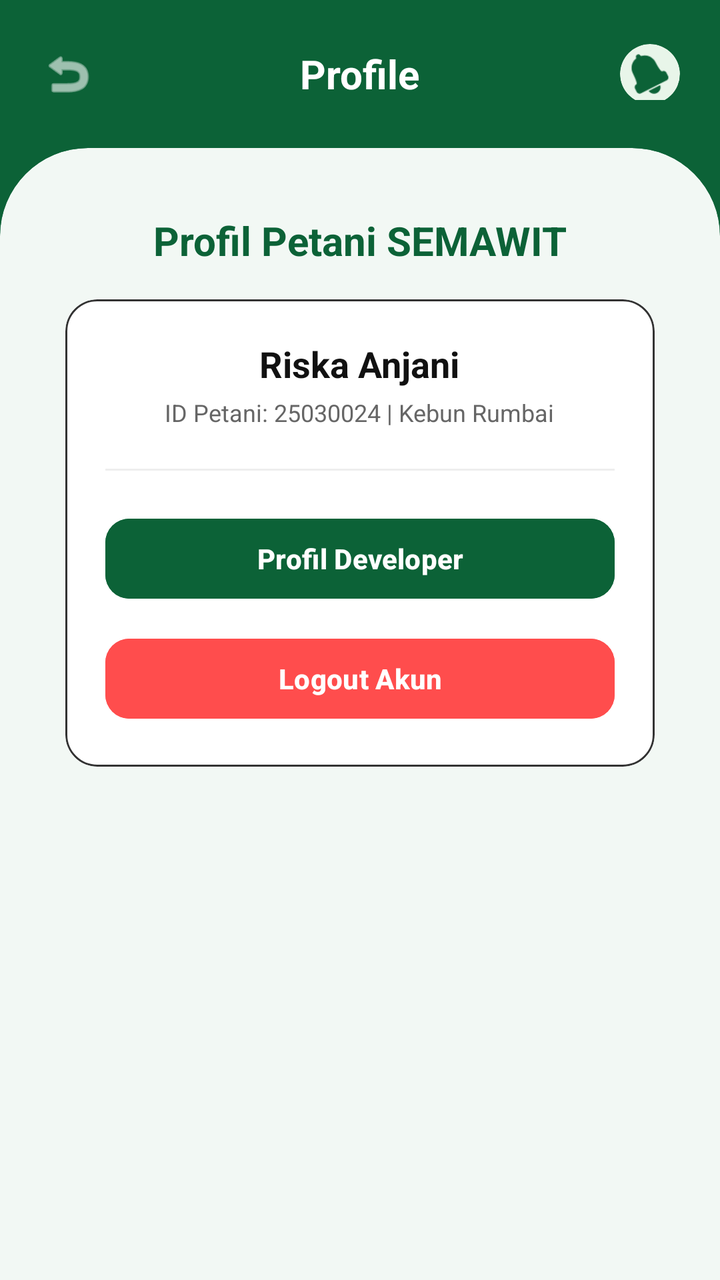
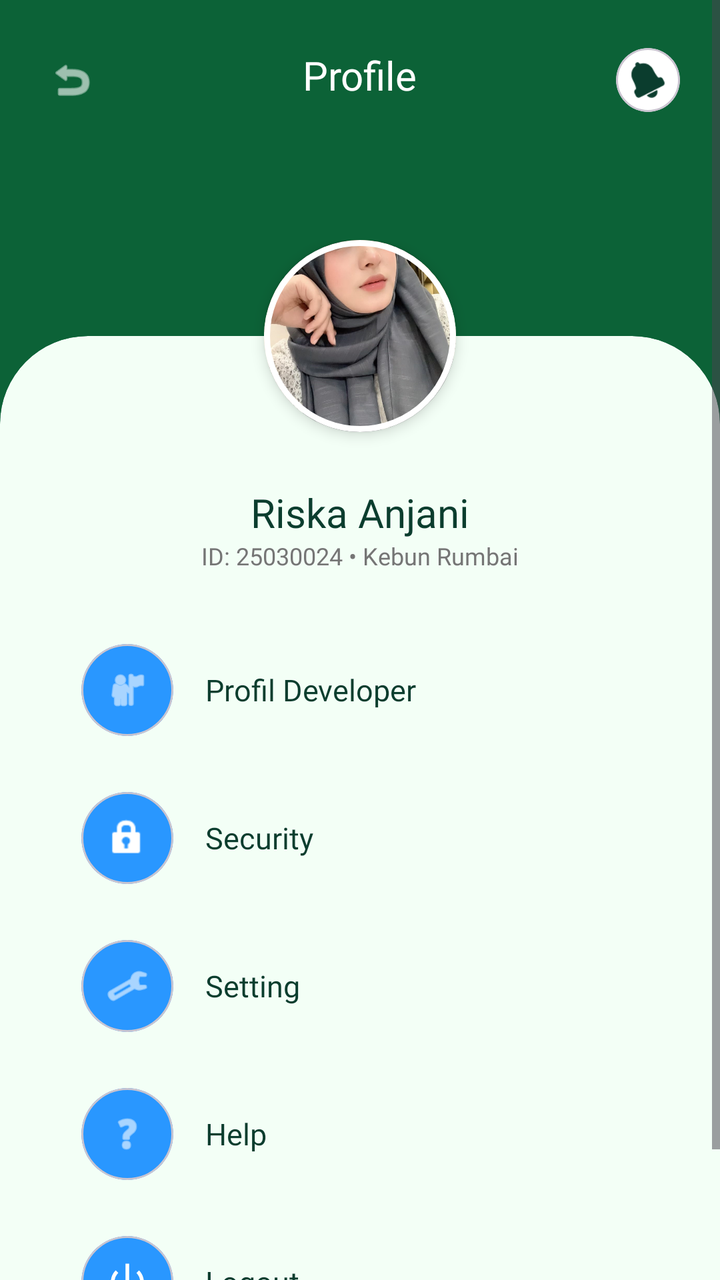

Screens rendered from an Android XML layout before and after an edit, with the pre-edit source and the edit as a unified diff.
<!-- AndroidManifest.xml: application theme Theme.IKABiskuat -->
<!-- res/layout/fragment_profile.xml -->
<?xml version="1.0" encoding="utf-8"?>
<ScrollView xmlns:android="http://schemas.android.com/apk/res/android"
    xmlns:app="http://schemas.android.com/apk/res-auto"
    android:layout_width="match_parent"
    android:layout_height="match_parent"
    android:background="@color/semawit_green"
    android:fillViewport="true">

    <LinearLayout
        android:layout_width="match_parent"
        android:layout_height="wrap_content"
        android:orientation="vertical">

        
        <RelativeLayout
            android:layout_width="match_parent"
            android:layout_height="wrap_content"
            android:paddingHorizontal="20dp"
            android:paddingTop="20dp"
            android:paddingBottom="24dp">

            <ImageView
                android:id="@+id/btnBack"
                android:layout_width="28dp"
                android:layout_height="28dp"
                android:layout_alignParentStart="true"
                android:layout_centerVertical="true"
                android:src="@android:drawable/ic_menu_revert"
                app:tint="@color/white" />

            <TextView
                android:layout_width="wrap_content"
                android:layout_height="wrap_content"
                android:layout_centerInParent="true"
                android:text="Profile"
                android:textColor="@color/white"
                android:textSize="20sp"
                android:textStyle="bold" />

            <com.google.android.material.card.MaterialCardView
                android:id="@+id/btnNotification"
                android:layout_width="30dp"
                android:layout_height="30dp"
                android:layout_alignParentEnd="true"
                android:layout_centerVertical="true"
                app:cardBackgroundColor="#E8F5E9"
                app:cardCornerRadius="19dp"
                app:cardElevation="0dp"
                app:strokeWidth="0dp">

                <ImageView
                    android:layout_width="20dp"
                    android:layout_height="20dp"
                    android:layout_gravity="center"
                    android:contentDescription="Notification"
                    android:scaleType="fitCenter"
                    android:src="@android:drawable/ic_popup_reminder"
                    app:tint="#0C6237" />
            </com.google.android.material.card.MaterialCardView>
        </RelativeLayout>

        
        <com.google.android.material.card.MaterialCardView
            android:layout_width="match_parent"
            android:layout_height="match_parent"
            app:cardBackgroundColor="#F2F8F4"
            app:shapeAppearanceOverlay="@style/ShapeAppearance.TopRounded"
            app:strokeWidth="0dp">

            <LinearLayout
                android:layout_width="match_parent"
                android:layout_height="wrap_content"
                android:orientation="vertical"
                android:padding="20dp">

                
                <TextView
                    android:layout_width="wrap_content"
                    android:layout_height="wrap_content"
                    android:layout_gravity="center_horizontal"
                    android:text="Profil Petani SEMAWIT"
                    android:textColor="#0C6237"
                    android:textSize="20sp"
                    android:textStyle="bold" />

                
                <com.google.android.material.card.MaterialCardView
                    android:layout_width="match_parent"
                    android:layout_height="wrap_content"
                    android:layout_marginTop="16dp"
                    app:cardBackgroundColor="@color/white"
                    app:cardCornerRadius="16dp"
                    app:cardElevation="0dp"
                    app:strokeColor="#333333"
                    app:strokeWidth="1dp">

                    <LinearLayout
                        android:layout_width="match_parent"
                        android:layout_height="wrap_content"
                        android:gravity="center_horizontal"
                        android:orientation="vertical"
                        android:padding="20dp">

                        
                        <TextView
                            android:layout_width="wrap_content"
                            android:layout_height="wrap_content"
                            android:text="Riska Anjani"
                            android:textColor="#111111"
                            android:textSize="18sp"
                            android:textStyle="bold" />

                        
                        <TextView
                            android:layout_width="wrap_content"
                            android:layout_height="wrap_content"
                            android:layout_marginTop="4dp"
                            android:text="ID Petani: 25030024 | Kebun Rumbai"
                            android:textColor="#666666"
                            android:textSize="12sp" />

                        
                        <View
                            android:layout_width="match_parent"
                            android:layout_height="1dp"
                            android:layout_marginVertical="20dp"
                            android:background="#EEEEEE" />

                        
                        <com.google.android.material.button.MaterialButton
                            android:id="@+id/btnProfilDeveloper"
                            android:layout_width="match_parent"
                            android:layout_height="48dp"
                            android:backgroundTint="@color/semawit_btn_green"
                            android:text="Profil Developer"
                            android:textColor="@color/white"
                            android:textSize="14sp"
                            android:textStyle="bold"
                            app:cornerRadius="12dp" />

                        
                        <com.google.android.material.button.MaterialButton
                            android:id="@+id/btnLogoutAkun"
                            android:layout_width="match_parent"
                            android:layout_height="48dp"
                            android:layout_marginTop="12dp"
                            android:backgroundTint="#FF4D4D"
                            android:text="Logout Akun"
                            android:textColor="@color/white"
                            android:textSize="14sp"
                            android:textStyle="bold"
                            app:cornerRadius="12dp" />

                    </LinearLayout>
                </com.google.android.material.card.MaterialCardView>

            </LinearLayout>
        </com.google.android.material.card.MaterialCardView>
    </LinearLayout>
</ScrollView>
<!-- resources referenced by this layout -->
<resources>
  <color name="semawit_btn_green">#0C6237</color>
  <color name="semawit_green">#0C6237</color>
  <color name="white">#FFFFFFFF</color>
  <style name="ShapeAppearance.TopRounded" parent="ShapeAppearance.Material3.Corner.None">
          <item name="cornerSizeTopLeft">44dp</item>
          <item name="cornerSizeTopRight">44dp</item>
          <item name="cornerSizeBottomLeft">0dp</item>
          <item name="cornerSizeBottomRight">0dp</item>
      </style>
  <style name="Theme.IKABiskuat" parent="Base.Theme.IKABiskuat" />
  <style name="Base.Theme.IKABiskuat" parent="Theme.Material3.DayNight.NoActionBar" />
</resources>

<!-- the commit's change to res/layout/fragment_profile.xml (unified diff, before → after) -->
@@ -14,147 +14,285 @@
         
         <RelativeLayout
             android:layout_width="match_parent"
-            android:layout_height="wrap_content"
+            android:layout_height="120dp"
             android:paddingHorizontal="20dp"
-            android:paddingTop="20dp"
-            android:paddingBottom="24dp">
+            android:paddingTop="24dp">
 
             <ImageView
                 android:id="@+id/btnBack"
-                android:layout_width="28dp"
-                android:layout_height="28dp"
+                android:layout_width="32dp"
+                android:layout_height="32dp"
                 android:layout_alignParentStart="true"
-                android:layout_centerVertical="true"
+                android:padding="4dp"
                 android:src="@android:drawable/ic_menu_revert"
                 app:tint="@color/white" />
 
             <TextView
                 android:layout_width="wrap_content"
                 android:layout_height="wrap_content"
-                android:layout_centerInParent="true"
+                android:layout_centerHorizontal="true"
+                android:fontFamily="@font/poppinsbold"
                 android:text="Profile"
                 android:textColor="@color/white"
-                android:textSize="20sp"
-                android:textStyle="bold" />
+                android:textSize="20sp" />
 
             <com.google.android.material.card.MaterialCardView
                 android:id="@+id/btnNotification"
-                android:layout_width="30dp"
-                android:layout_height="30dp"
+                android:layout_width="32dp"
+                android:layout_height="32dp"
                 android:layout_alignParentEnd="true"
-                android:layout_centerVertical="true"
-                app:cardBackgroundColor="#E8F5E9"
-                app:cardCornerRadius="19dp"
-                app:cardElevation="0dp"
-                app:strokeWidth="0dp">
+                app:cardBackgroundColor="@color/white"
+                app:cardCornerRadius="16dp"
+                app:cardElevation="0dp">
 
                 <ImageView
-                    android:layout_width="20dp"
-                    android:layout_height="20dp"
+                    android:layout_width="18dp"
+                    android:layout_height="18dp"
                     android:layout_gravity="center"
-                    android:contentDescription="Notification"
-                    android:scaleType="fitCenter"
                     android:src="@android:drawable/ic_popup_reminder"
-                    app:tint="#0C6237" />
+                    app:tint="@color/text_primary" />
             </com.google.android.material.card.MaterialCardView>
         </RelativeLayout>
 
         
-        <com.google.android.material.card.MaterialCardView
+        <FrameLayout
             android:layout_width="match_parent"
-            android:layout_height="match_parent"
-            app:cardBackgroundColor="#F2F8F4"
-            app:shapeAppearanceOverlay="@style/ShapeAppearance.TopRounded"
-            app:strokeWidth="0dp">
-
-            <LinearLayout
+            android:layout_height="match_parent">
+
+            
+            <com.google.android.material.card.MaterialCardView
                 android:layout_width="match_parent"
-                android:layout_height="wrap_content"
-                android:orientation="vertical"
-                android:padding="20dp">
-
-                
-                <TextView
-                    android:layout_width="wrap_content"
-                    android:layout_height="wrap_content"
-                    android:layout_gravity="center_horizontal"
-                    android:text="Profil Petani SEMAWIT"
-                    android:textColor="#0C6237"
-                    android:textSize="20sp"
-                    android:textStyle="bold" />
-
-                
-                <com.google.android.material.card.MaterialCardView
+                android:layout_height="match_parent"
+                android:layout_marginTop="48dp"
+                app:cardBackgroundColor="@color/surface_base"
+                app:cardElevation="0dp"
+                app:shapeAppearanceOverlay="@style/ShapeAppearance.TopRounded"
+                app:strokeWidth="0dp">
+
+                <LinearLayout
                     android:layout_width="match_parent"
                     android:layout_height="wrap_content"
-                    android:layout_marginTop="16dp"
-                    app:cardBackgroundColor="@color/white"
-                    app:cardCornerRadius="16dp"
-                    app:cardElevation="0dp"
-                    app:strokeColor="#333333"
-                    app:strokeWidth="1dp">
-
-                    <LinearLayout
-                        android:layout_width="match_parent"
-                        android:layout_height="wrap_content"
-                        android:gravity="center_horizontal"
-                        android:orientation="vertical"
-                        android:padding="20dp">
-
-                        
-                        <TextView
-                            android:layout_width="wrap_content"
-                            android:layout_height="wrap_content"
-                            android:text="Riska Anjani"
-                            android:textColor="#111111"
-                            android:textSize="18sp"
-                            android:textStyle="bold" />
-
-                        
-                        <TextView
-                            android:layout_width="wrap_content"
-                            android:layout_height="wrap_content"
-                            android:layout_marginTop="4dp"
-                            android:text="ID Petani: 25030024 | Kebun Rumbai"
-                            android:textColor="#666666"
-                            android:textSize="12sp" />
-
-                        
-                        <View
-                            android:layout_width="match_parent"
-                            android:layout_height="1dp"
-                            android:layout_marginVertical="20dp"
-                            android:background="#EEEEEE" />
-
-                        
-                        <com.google.android.material.button.MaterialButton
-                            android:id="@+id/btnProfilDeveloper"
-                            android:layout_width="match_parent"
-                            android:layout_height="48dp"
-                            android:backgroundTint="@color/semawit_btn_green"
+                    android:gravity="center_horizontal"
+                    android:orientation="vertical"
+                    android:paddingHorizontal="28dp"
+                    android:paddingTop="62dp"
+                    android:paddingBottom="28dp">
+
+                    <TextView
+                        android:layout_width="wrap_content"
+                        android:layout_height="wrap_content"
+                        android:fontFamily="@font/poppinsbold"
+                        android:text="Riska Anjani"
+                        android:textColor="@color/text_primary"
+                        android:textSize="20sp" />
+
+                    <TextView
+                        android:layout_width="wrap_content"
+                        android:layout_height="wrap_content"
+                        android:fontFamily="@font/poppinsregular"
+                        android:text="ID: 25030024 • Kebun Rumbai"
+                        android:textColor="@color/text_muted"
+                        android:textSize="12sp" />
+
+                    
+                    <LinearLayout
+                        android:id="@+id/btnProfilDeveloper"
+                        android:layout_width="match_parent"
+                        android:layout_height="wrap_content"
+                        android:layout_marginTop="28dp"
+                        android:background="?attr/selectableItemBackground"
+                        android:clickable="true"
+                        android:focusable="true"
+                        android:gravity="center_vertical"
+                        android:orientation="horizontal"
+                        android:paddingVertical="8dp">
+
+                        <com.google.android.material.card.MaterialCardView
+                            android:layout_width="46dp"
+                            android:layout_height="46dp"
+                            app:cardBackgroundColor="@color/blue_icon_bg"
+                            app:cardCornerRadius="23dp"
+                            app:cardElevation="0dp">
+
+                            <ImageView
+                                android:layout_width="22dp"
+                                android:layout_height="22dp"
+                                android:layout_gravity="center"
+                                android:src="@android:drawable/ic_menu_myplaces"
+                                app:tint="@color/white" />
+                        </com.google.android.material.card.MaterialCardView>
+
+                        <TextView
+                            android:layout_width="wrap_content"
+                            android:layout_height="wrap_content"
+                            android:layout_marginStart="16dp"
+                            android:fontFamily="@font/poppinsbold"
                             android:text="Profil Developer"
-                            android:textColor="@color/white"
-                            android:textSize="14sp"
-                            android:textStyle="bold"
-                            app:cornerRadius="12dp" />
-
-                        
-                        <com.google.android.material.button.MaterialButton
-                            android:id="@+id/btnLogoutAkun"
-                            android:layout_width="match_parent"
-                            android:layout_height="48dp"
-                            android:layout_marginTop="12dp"
-                            android:backgroundTint="#FF4D4D"
-                            android:text="Logout Akun"
-                            android:textColor="@color/white"
-                            android:textSize="14sp"
-                            android:textStyle="bold"
-                            app:cornerRadius="12dp" />
-
-                    </LinearLayout>
-                </com.google.android.material.card.MaterialCardView>
-
-            </LinearLayout>
-        </com.google.android.material.card.MaterialCardView>
+                            android:textColor="@color/text_primary"
+                            android:textSize="15sp" />
+                    </LinearLayout>
+
+                    
+                    <LinearLayout
+                        android:layout_width="match_parent"
+                        android:layout_height="wrap_content"
+                        android:layout_marginTop="12dp"
+                        android:gravity="center_vertical"
+                        android:orientation="horizontal"
+                        android:paddingVertical="8dp">
+
+                        <com.google.android.material.card.MaterialCardView
+                            android:layout_width="46dp"
+                            android:layout_height="46dp"
+                            app:cardBackgroundColor="@color/blue_icon_bg"
+                            app:cardCornerRadius="23dp"
+                            app:cardElevation="0dp">
+
+                            <ImageView
+                                android:layout_width="22dp"
+                                android:layout_height="22dp"
+                                android:layout_gravity="center"
+                                android:src="@android:drawable/ic_lock_idle_lock"
+                                app:tint="@color/white" />
+                        </com.google.android.material.card.MaterialCardView>
+
+                        <TextView
+                            android:layout_width="wrap_content"
+                            android:layout_height="wrap_content"
+                            android:layout_marginStart="16dp"
+                            android:fontFamily="@font/poppinsbold"
+                            android:text="Security"
+                            android:textColor="@color/text_primary"
+                            android:textSize="15sp" />
+                    </LinearLayout>
+
+                    
+                    <LinearLayout
+                        android:layout_width="match_parent"
+                        android:layout_height="wrap_content"
+                        android:layout_marginTop="12dp"
+                        android:gravity="center_vertical"
+                        android:orientation="horizontal"
+                        android:paddingVertical="8dp">
+
+                        <com.google.android.material.card.MaterialCardView
+                            android:layout_width="46dp"
+                            android:layout_height="46dp"
+                            app:cardBackgroundColor="@color/blue_icon_bg"
+                            app:cardCornerRadius="23dp"
+                            app:cardElevation="0dp">
+
+                            <ImageView
+                                android:layout_width="22dp"
+                                android:layout_height="22dp"
+                                android:layout_gravity="center"
+                                android:src="@android:drawable/ic_menu_preferences"
+                                app:tint="@color/white" />
+                        </com.google.android.material.card.MaterialCardView>
+
+                        <TextView
+                            android:layout_width="wrap_content"
+                            android:layout_height="wrap_content"
+                            android:layout_marginStart="16dp"
+                            android:fontFamily="@font/poppinsbold"
+                            android:text="Setting"
+                            android:textColor="@color/text_primary"
+                            android:textSize="15sp" />
+                    </LinearLayout>
+
+                    
+                    <LinearLayout
+                        android:layout_width="match_parent"
+                        android:layout_height="wrap_content"
+                        android:layout_marginTop="12dp"
+                        android:gravity="center_vertical"
+                        android:orientation="horizontal"
+                        android:paddingVertical="8dp">
+
+                        <com.google.android.material.card.MaterialCardView
+                            android:layout_width="46dp"
+                            android:layout_height="46dp"
+                            app:cardBackgroundColor="@color/blue_icon_bg"
+                            app:cardCornerRadius="23dp"
+                            app:cardElevation="0dp">
+
+                            <ImageView
+                                android:layout_width="22dp"
+                                android:layout_height="22dp"
+                                android:layout_gravity="center"
+                                android:src="@android:drawable/ic_menu_help"
+                                app:tint="@color/white" />
+                        </com.google.android.material.card.MaterialCardView>
+
+                        <TextView
+                            android:layout_width="wrap_content"
+                            android:layout_height="wrap_content"
+                            android:layout_marginStart="16dp"
+                            android:fontFamily="@font/poppinsbold"
+                            android:text="Help"
+                            android:textColor="@color/text_primary"
+                            android:textSize="15sp" />
+                    </LinearLayout>
+
+                    
+                    <LinearLayout
+                        android:id="@+id/btnLogoutAkun"
+                        android:layout_width="match_parent"
+                        android:layout_height="wrap_content"
+                        android:layout_marginTop="12dp"
+                        android:background="?attr/selectableItemBackground"
+                        android:clickable="true"
+                        android:focusable="true"
+                        android:gravity="center_vertical"
+                        android:orientation="horizontal"
+                        android:paddingVertical="8dp">
+
+                        <com.google.android.material.card.MaterialCardView
+                            android:layout_width="46dp"
+                            android:layout_height="46dp"
+                            app:cardBackgroundColor="@color/blue_icon_bg"
+                            app:cardCornerRadius="23dp"
+                            app:cardElevation="0dp">
+
+                            <ImageView
+                                android:layout_width="22dp"
+                                android:layout_height="22dp"
+                                android:layout_gravity="center"
+                                android:src="@android:drawable/ic_lock_power_off"
+                                app:tint="@color/white" />
+                        </com.google.android.material.card.MaterialCardView>
+
+                        <TextView
+                            android:layout_width="wrap_content"
+                            android:layout_height="wrap_content"
+                            android:layout_marginStart="16dp"
+                            android:fontFamily="@font/poppinsbold"
+                            android:text="Logout"
+                            android:textColor="@color/text_primary"
+                            android:textSize="15sp" />
+                    </LinearLayout>
+
+                </LinearLayout>
+            </com.google.android.material.card.MaterialCardView>
+
+            
+            <com.google.android.material.card.MaterialCardView
+                android:layout_width="96dp"
+                android:layout_height="96dp"
+                android:layout_gravity="center_horizontal"
+                app:cardBackgroundColor="@color/white"
+                app:cardCornerRadius="48dp"
+                app:cardElevation="4dp"
+                app:strokeColor="@color/white"
+                app:strokeWidth="3dp">
+
+                <ImageView
+                    android:layout_width="match_parent"
+                    android:layout_height="match_parent"
+                    android:scaleType="centerCrop"
+                    android:src="@drawable/fotoku" />
+            </com.google.android.material.card.MaterialCardView>
+
+        </FrameLayout>
     </LinearLayout>
 </ScrollView>
<!-- resource entries referenced after the edit -->
@@ -1,8 +1,12 @@
 <!-- resources referenced by this layout -->
 <resources>
-  <color name="semawit_btn_green">#0C6237</color>
+  <color name="blue_icon_bg">#2997FF</color>
   <color name="semawit_green">#0C6237</color>
+  <color name="surface_base">#F3FFF6</color>
+  <color name="text_muted">#757575</color>
+  <color name="text_primary">#0B3D2E</color>
   <color name="white">#FFFFFFFF</color>
+  <!-- drawable fotoku: jpeg bitmap (drawable, 123271 bytes) -->
   <style name="ShapeAppearance.TopRounded" parent="ShapeAppearance.Material3.Corner.None">
           <item name="cornerSizeTopLeft">44dp</item>
           <item name="cornerSizeTopRight">44dp</item>
